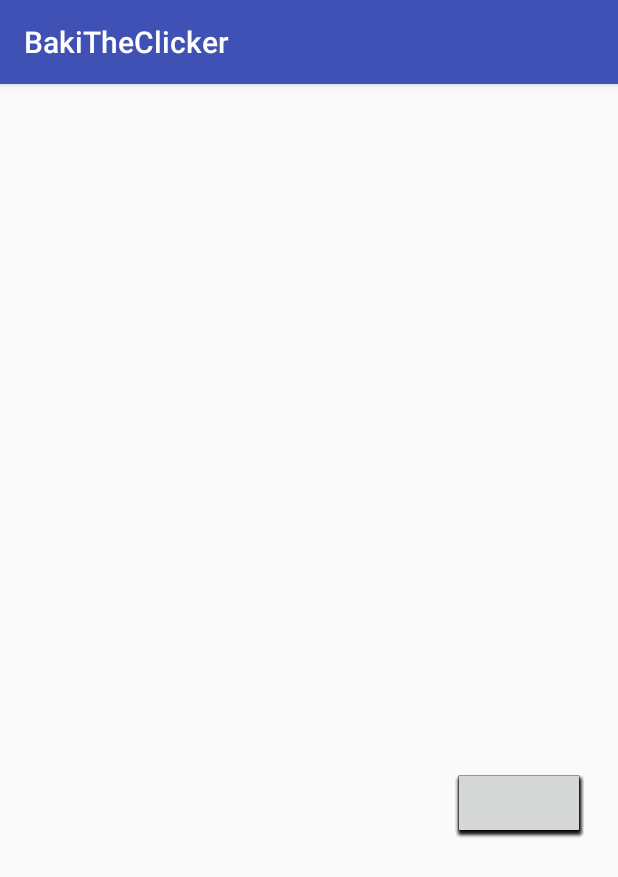
After one commit to vlion72/BakiTheClicker, an Android app: the TestActivity screen opened directly, with no data from a screen before it, on a phone screen of 412 x 824 dp. The commit adds this screen. Shown: the top 877 px of the screen. Run offline under Robolectric (Android 15) with nearby library versions, the phone set to English and light mode, and no system bars.

Commit message:
test grid

```diff
--- a/app/build.gradle
+++ b/app/build.gradle
@@ -25,4 +25,5 @@ dependencies {
     testImplementation 'junit:junit:4.12'
     androidTestImplementation 'com.android.support.test:runner:1.0.2'
     androidTestImplementation 'com.android.support.test.espresso:espresso-core:3.0.2'
+    implementation 'com.android.support:gridlayout-v7:26.1.0'
 }
--- a/app/src/main/AndroidManifest.xml
+++ b/app/src/main/AndroidManifest.xml
@@ -16,7 +16,8 @@
                 <category android:name="android.intent.category.LAUNCHER" />
             </intent-filter>
         </activity>
-        <activity android:name=".LevelSelectActivity"></activity>
+        <activity android:name=".LevelSelectActivity" />
+        <activity android:name=".TestActivity"></activity>
     </application>
 
 </manifest>
--- /dev/null
+++ b/app/src/main/java/com/m1info/baki/bakitheclicker/TestActivity.java
@@ -0,0 +1,38 @@
+package com.m1info.baki.bakitheclicker;
+
+import android.support.v7.app.AppCompatActivity;
+import android.os.Bundle;
+import android.view.View;
+import android.widget.Button;
+import android.widget.GridLayout;
+import android.widget.Toast;
+
+public class TestActivity extends AppCompatActivity {
+
+    @Override
+    protected void onCreate(Bundle savedInstanceState) {
+        super.onCreate(savedInstanceState);
+        setContentView(R.layout.activity_test);
+
+        GridLayout grid = (GridLayout) findViewById(R.id.grid);
+
+        for (int i = 1; i <= 20; i++) {
+            GridLayout.LayoutParams params = new GridLayout.LayoutParams(GridLayout.spec(4), GridLayout.spec(5));
+            Button btn = new Button(this);
+            btn.setId(i);
+            final int id_ = btn.getId();
+            //btn.setText("button " + id_);
+            //btn.setBackgroundColor(Color.rgb(70, 80, 90));
+            grid.addView(btn, params);
+
+            Button btn1 = ((Button) findViewById(id_));
+            btn1.setOnClickListener(new View.OnClickListener() {
+                public void onClick(View view) {
+                    Toast.makeText(view.getContext(),"Button clicked index = " + id_, Toast.LENGTH_SHORT).show();
+                }
+            });
+        }
+
+
+    }
+}
--- a/app/src/main/res/layout/activity_level_select.xml
+++ b/app/src/main/res/layout/activity_level_select.xml
@@ -8,6 +8,7 @@
     tools:layout_editor_absoluteY="81dp">
 
     <GridLayout
+        android:id="@+id/grid"
         android:layout_width="279dp"
         android:layout_height="wrap_content"
         android:layout_marginBottom="8dp"
--- /dev/null
+++ b/app/src/main/res/layout/activity_test.xml
@@ -0,0 +1,21 @@
+<?xml version="1.0" encoding="utf-8"?>
+<android.support.constraint.ConstraintLayout xmlns:android="http://schemas.android.com/apk/res/android"
+    xmlns:app="http://schemas.android.com/apk/res-auto"
+    xmlns:tools="http://schemas.android.com/tools"
+    android:layout_width="match_parent"
+    android:layout_height="match_parent"
+    tools:context=".TestActivity">
+
+    <android.support.v7.widget.GridLayout
+        android:id="@+id/grid"
+        android:layout_width="368dp"
+        android:layout_height="495dp"
+        android:layout_marginEnd="8dp"
+        android:layout_marginStart="8dp"
+        android:layout_marginTop="8dp"
+        app:layout_constraintEnd_toEndOf="parent"
+        app:layout_constraintStart_toStartOf="parent"
+        app:layout_constraintTop_toTopOf="parent">
+
+    </android.support.v7.widget.GridLayout>
+</android.support.constraint.ConstraintLayout>
```
Also changed, not shown: app/src/main/java/com/m1info/baki/bakitheclicker/LevelSelectActivity.java (+32 -3 lines), app/src/main/java/com/m1info/baki/bakitheclicker/MainMenuActivity.java (+9 -2 lines).
